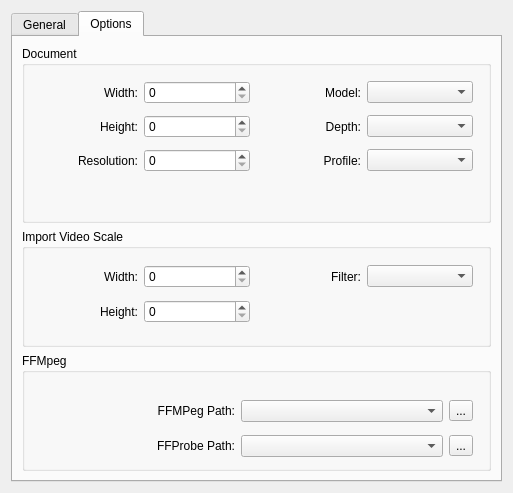
The window that libs/ui/animation/VideoImportDialog.ui (KDE/krita) describes before a commit, drawn with Qt 5.
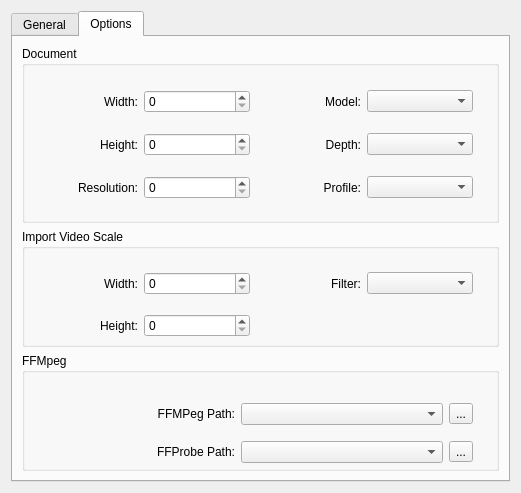
The same window after the commit. The open tabs and pages were chosen to show the change.

Commit message: Video Import UI: Changed string from "export" to "import".

```diff
--- a/libs/ui/animation/VideoImportDialog.ui
+++ b/libs/ui/animation/VideoImportDialog.ui
@@ -10,7 +10,7 @@
    <rect>
     <x>0</x>
     <y>0</y>
-    <width>513</width>
+    <width>521</width>
     <height>493</height>
    </rect>
   </property>
@@ -419,7 +419,7 @@
               <x>10</x>
               <y>30</y>
               <width>441</width>
-              <height>101</height>
+              <height>140</height>
              </rect>
             </property>
             <layout class="QGridLayout" name="gridLayout_5" columnstretch="0,0,0,0">
@@ -519,7 +519,7 @@
               <x>10</x>
               <y>30</y>
               <width>441</width>
-              <height>71</height>
+              <height>92</height>
              </rect>
             </property>
             <layout class="QGridLayout" name="gridLayout_3" columnstretch="0,0,0,0">
@@ -580,7 +580,7 @@
               <x>10</x>
               <y>40</y>
               <width>441</width>
-              <height>71</height>
+              <height>82</height>
              </rect>
             </property>
             <layout class="QGridLayout" name="gridLayout_4" columnstretch="0,0,0,0,0" columnminimumwidth="0,0,0,0,0">
```
Left out of the diff: 4 changed lines with no effect on the pictures.
